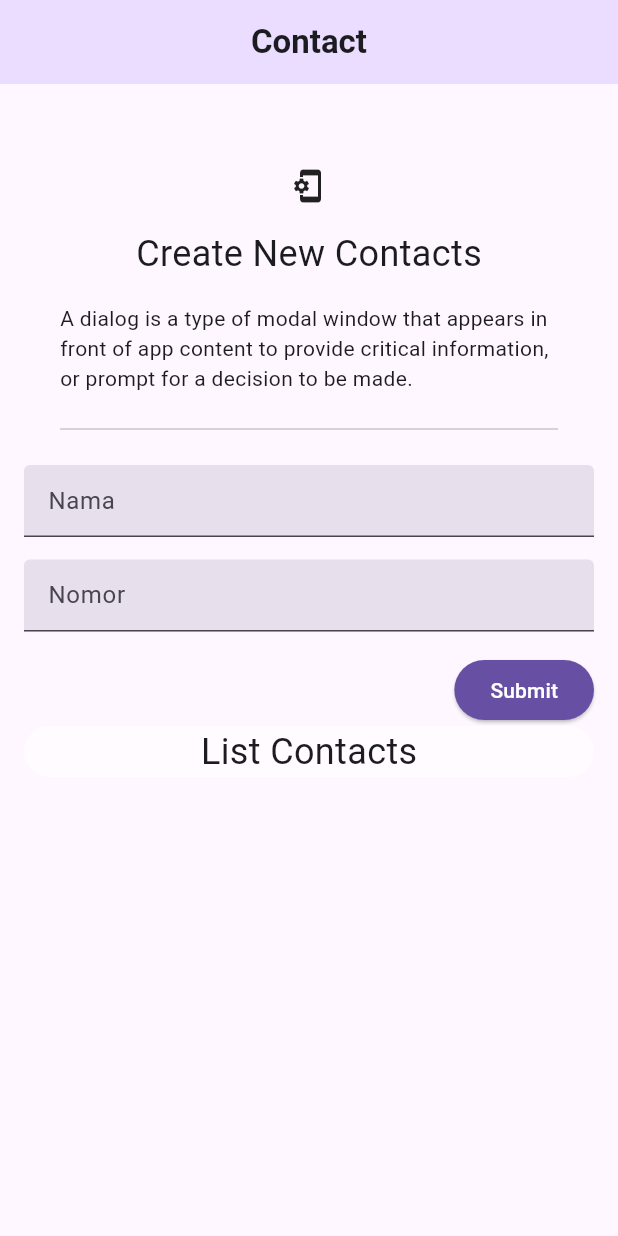
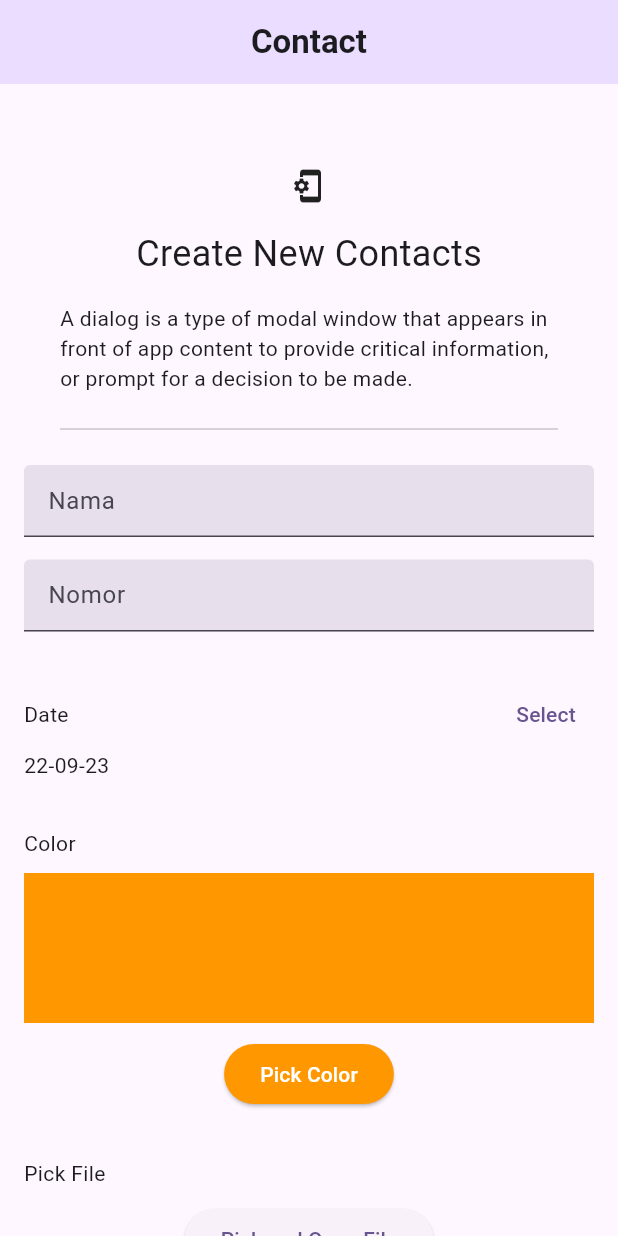
Before and after one commit to PuspitaKartika/flutter_puspita-kartika-sari, a Flutter app: the HomePage screen opened directly, on a phone screen of 412 x 824 dp. Run offline on Flutter 3.47's test engine with Material 2 defaults, Android fonts, the light colour scheme and no system bars; our stand-ins replace file_picker, flutter_colorpicker, google_fonts, open_file.

Commit message:
soal prioritas 2 dan soal eksplorasi materi advance form flutter

```diff
--- /dev/null
+++ b/minggu ke-5/3_Advance Form Flutter/praktikum/soal_prioritas1/lib/home/home_page.dart
@@ -0,0 +1,327 @@
+import 'package:file_picker/file_picker.dart';
+import 'package:flutter/material.dart';
+import 'package:flutter_colorpicker/flutter_colorpicker.dart';
+import 'package:intl/intl.dart';
+import 'package:open_file/open_file.dart';
+import '../models/contact_model.dart';
+import '../utils/custom_textfield.dart';
+import '../utils/theme.dart';
+import 'widget/contact_card.dart';
+import 'widget/header_home.dart';
+
+List<ContactModel> contactList = [];
+
+class HomePage extends StatefulWidget {
+  const HomePage({super.key});
+
+  @override
+  State<HomePage> createState() => _HomePageState();
+}
+
+class _HomePageState extends State<HomePage> {
+  final nameEdc = TextEditingController();
+  final noHpEdc = TextEditingController();
+  int indexContact = -1;
+  final _formKey = GlobalKey<FormState>();
+  DateTime dueDate = DateTime.now();
+  final currentDate = DateTime.now();
+  Color _currentColor = Colors.orange;
+  String filePath = "";
+
+  String? validateName(String? value) {
+    if (value == null || value.isEmpty) {
+      return 'Nama tidak boleh kosong';
+    }
+
+    final RegExp namePattern = RegExp(r"^[A-Z][a-zA-Z]*\s[A-Z][a-zA-Z]*$");
+
+    if (!namePattern.hasMatch(value)) {
+      return 'Invalid name format. tidak boleh ada karakter.';
+    }
+
+    return null;
+  }
+
+  String? validatePhoneNumber(String? value) {
+    if (value == null || value.isEmpty) {
+      return 'Nomor tidak boleh kosong';
+    }
+
+    if (!RegExp(r'^[0-9]+$').hasMatch(value)) {
+      return 'number must contain only digits';
+    }
+    if (value.length < 8 || value.length > 15) {
+      return 'number must be between 8 and 15 digits';
+    }
+    if (value[0] != '0') {
+      return 'number must start with the digit 0';
+    }
+
+    return null;
+  }
+
+  void addContact() {
+    contactList.add(ContactModel(
+        name: nameEdc.text,
+        no: noHpEdc.text,
+        tanggal: dueDate,
+        color: _currentColor,
+        file: filePath));
+    // ignore: avoid_print
+    print(
+        "Contact added: ${nameEdc.text}\n${noHpEdc.text}\n$dueDate\n$_currentColor\n$filePath");
+    resetField();
+    setState(() {});
+  }
+
+  void removeContact(int index) {
+    contactList.removeAt(index);
+    setState(() {});
+  }
+
+  void resetField() {
+    nameEdc.clear();
+    noHpEdc.clear();
+  }
+
+  void update(int index) {
+    setState(() {
+      contactList[index].name = nameEdc.text;
+      contactList[index].no = noHpEdc.text;
+      indexContact = index;
+    });
+  }
+
+  @override
+  void dispose() {
+    nameEdc.dispose();
+    noHpEdc.dispose();
+    super.dispose();
+  }
+
+  void _pickFile() async {
+    final result = await FilePicker.platform.pickFiles();
+    if (result == null) return;
+
+    final file = result.files.first;
+    setState(() {
+      filePath = file.name;
+    });
+    _openFile(file);
+  }
+
+  void _openFile(PlatformFile file) {
+    OpenFile.open(file.path);
+  }
+
+  // ignore: non_constant_identifier_names
+  Widget ColorWidget() {
+    return Padding(
+      padding: const EdgeInsets.all(16),
+      child: Column(crossAxisAlignment: CrossAxisAlignment.start, children: [
+        const Text("Color"),
+        const SizedBox(
+          height: 10,
+        ),
+        Container(
+          height: 100,
+          width: MediaQuery.of(context).size.width,
+          color: _currentColor,
+        ),
+        const SizedBox(
+          height: 10,
+        ),
+        Center(
+          child: ElevatedButton(
+              style: ButtonStyle(
+                backgroundColor: MaterialStateProperty.all(_currentColor),
+              ),
+              onPressed: () {
+                showDialog(
+                    context: context,
+                    builder: (context) {
+                      return AlertDialog(
+                        title: const Text(
+                          'Pick Your Color',
+                        ),
+                        content: BlockPicker(
+                            pickerColor: _currentColor,
+                            onColorChanged: (color) {
+                              setState(() {
+                                _currentColor = color;
+                              });
+                            }),
+                        actions: [
+                          TextButton(
+                              onPressed: () {
+                                Navigator.pop(context);
+                              },
+                              child: const Text("Save"))
+                        ],
+                      );
+                    });
+              },
+              child: const Text("Pick Color",
+                  style: TextStyle(color: Colors.white))),
+        )
+      ]),
+    );
+  }
+
+  // ignore: non_constant_identifier_names
+  Widget FileWidget() {
+    return Padding(
+      padding: const EdgeInsets.all(16),
+      child: Column(crossAxisAlignment: CrossAxisAlignment.start, children: [
+        const Text("Pick File"),
+        const SizedBox(
+          height: 10,
+        ),
+        Center(
+          child: ElevatedButton(
+              onPressed: () {
+                _pickFile();
+              },
+              child: const Text("Pick and Open File")),
+        )
+      ]),
+    );
+  }
+
+  @override
+  Widget build(BuildContext context) {
+    return Scaffold(
+      appBar: AppBar(
+        backgroundColor: lightPurple,
+        title: Text(
+          "Contact",
+          style: primaryTextStyle.copyWith(fontWeight: FontWeight.bold),
+        ),
+        centerTitle: true,
+      ),
+      body: SingleChildScrollView(
+        child: Column(
+          children: [
+            const HeaderHome(),
+            Form(
+              key: _formKey,
+              child: Column(
+                children: [
+                  CustomTextField(
+                    validator: validateName,
+                    controller: nameEdc,
+                    name: "Nama",
+                    hintText: "Insert Your Name",
+                  ),
+                  const SizedBox(
+                    height: 15,
+                  ),
+                  CustomTextField(
+                    validator: validatePhoneNumber,
+                    keyboardType: TextInputType.number,
+                    controller: noHpEdc,
+                    name: "Nomor",
+                    hintText: "+62 ....",
+                  ),
+                  const SizedBox(
+                    height: 15,
+                  )
+                ],
+              ),
+            ),
+            Padding(
+              padding: const EdgeInsets.all(16),
+              child: Column(
+                crossAxisAlignment: CrossAxisAlignment.start,
+                children: [
+                  Row(
+                    mainAxisAlignment: MainAxisAlignment.spaceBetween,
+                    children: [
+                      const Text("Date"),
+                      TextButton(
+                          onPressed: () async {
+                            final selectDate = await showDatePicker(
+                                context: context,
+                                initialDate: currentDate,
+                                firstDate: DateTime(1990),
+                                lastDate: DateTime(currentDate.year + 5));
+                            setState(() {
+                              if (selectDate != null) {
+                                dueDate = selectDate;
+                              }
+                            });
+                          },
+                          child: const Text("Select"))
+                    ],
+                  ),
+                  Text(DateFormat('dd-MM-yy').format(dueDate))
+                ],
+              ),
+            ),
+            ColorWidget(),
+            FileWidget(),
+            Row(
+              mainAxisAlignment: MainAxisAlignment.end,
+              children: [
+                ElevatedButton(
+                    style:
+                        ElevatedButton.styleFrom(backgroundColor: bottomColor),
+                    onPressed: () {
+                      if (indexContact == -1) {
+                        addContact();
+                      } else {
+                        update(indexContact);
+                        resetField();
+                      }
+                    },
+                    child: Text(
+                      "Submit",
+                      style: primaryTextStyle.copyWith(color: Colors.white),
+                    )),
+                const SizedBox(
+                  width: 16,
+                )
+              ],
+            ),
+            Container(
+                width: MediaQuery.of(context).size.width,
+                decoration: BoxDecoration(
+                    borderRadius: BorderRadius.circular(28),
+                    color: secondaryColor),
+                margin: const EdgeInsets.symmetric(horizontal: 16),
+                child: Column(
+                  crossAxisAlignment: CrossAxisAlignment.start,
+                  children: [
+                    Text(
+                      "List Contacts",
+                      style: primaryTextStyle.copyWith(fontSize: 24),
+                    ),
+                    ListView.builder(
+                      shrinkWrap: true,
+                      itemCount: contactList.length,
+                      itemBuilder: (context, index) => ContactCard(
+                        name: contactList[index].name,
+                        no: contactList[index].no,
+                        date: contactList[index].tanggal,
+                        color: contactList[index].color,
+                        path: contactList[index].file,
+                        onTapDelete: () {
+                          removeContact(index);
+                        },
+                        onTapEdit: () {
+                          setState(() {
+                            nameEdc.text = contactList[index].name;
+                            noHpEdc.text = contactList[index].no;
+                            update(index);
+                          });
+                        },
+                      ),
+                    )
+                  ],
+                ))
+          ],
+        ),
+      ),
+    );
+  }
+}
--- /dev/null
+++ b/minggu ke-5/3_Advance Form Flutter/praktikum/soal_prioritas1/lib/home/widget/header_home.dart
@@ -0,0 +1,37 @@
+import 'package:flutter/material.dart';
+
+import '../../utils/theme.dart';
+
+class HeaderHome extends StatelessWidget {
+  const HeaderHome({super.key});
+
+  @override
+  Widget build(BuildContext context) {
+    return Padding(
+      padding: const EdgeInsets.fromLTRB(40, 56, 40, 16),
+      child: Column(
+        children: [
+          const Icon(Icons.phonelink_setup),
+          const SizedBox(
+            height: 16,
+          ),
+          Text(
+            "Create New Contacts",
+            style: primaryTextStyle.copyWith(
+              fontSize: 24,
+            ),
+          ),
+          const SizedBox(
+            height: 16,
+          ),
+          const Text(
+              "A dialog is a type of modal window that appears in front of app content to provide critical information, or prompt for a decision to be made. "),
+          const SizedBox(
+            height: 16,
+          ),
+          const Divider()
+        ],
+      ),
+    );
+  }
+}
--- /dev/null
+++ b/minggu ke-5/3_Advance Form Flutter/praktikum/soal_prioritas1/lib/models/contact_model.dart
@@ -0,0 +1,16 @@
+import 'package:flutter/material.dart';
+
+class ContactModel {
+  String name;
+  String no;
+  DateTime tanggal;
+  Color color;
+  String file;
+
+  ContactModel(
+      {required this.name,
+      required this.no,
+      required this.tanggal,
+      required this.color,
+      required this.file});
+}
--- /dev/null
+++ b/minggu ke-5/3_Advance Form Flutter/praktikum/soal_prioritas1/lib/utils/custom_textfield.dart
@@ -0,0 +1,43 @@
+import 'package:flutter/material.dart';
+import 'package:soal_prioritas1/utils/theme.dart';
+
+class CustomTextField extends StatelessWidget {
+  final TextEditingController controller;
+  final String? hintText;
+  final String name;
+  final TextInputType? keyboardType;
+  final Function(String)? onCanged;
+  final String? Function(String?)? validator;
+  CustomTextField({
+    Key? key,
+    required this.controller,
+    this.hintText,
+    required this.name,
+    this.keyboardType,
+    this.onCanged,
+    this.validator,
+  }) : super(key: key);
+
+  @override
+  Widget build(BuildContext context) {
+    return Padding(
+      padding: const EdgeInsets.symmetric(horizontal: 16),
+      child: TextFormField(
+        validator: validator,
+        keyboardType: keyboardType,
+        controller: controller,
+        decoration: InputDecoration(
+            isDense: true,
+            filled: true,
+            fillColor: primaryColor,
+            label: Text(
+              name,
+            ),
+            labelStyle: secondTextStyle,
+            hintText: hintText,
+            hintStyle: secondTextStyle),
+        onChanged: onCanged,
+      ),
+    );
+  }
+}
--- /dev/null
+++ b/minggu ke-5/3_Advance Form Flutter/praktikum/soal_prioritas1/lib/utils/theme.dart
@@ -0,0 +1,21 @@
+import 'package:flutter/material.dart';
+import 'package:google_fonts/google_fonts.dart';
+
+Color primaryColor = Color(0xffE7E0EC);
+Color bottomColor = Color(0xff6750A4);
+Color textColor = Color(0xff1C1B1F);
+Color secondaryColor = Color(0xffFFFBFE);
+Color lightPurple = Color(0xffEADDFF);
+Color text3Color = Color(0xff21005D);
+Color text2Color = Color(0xff49454F);
+
+TextStyle primaryTextStyle = GoogleFonts.roboto(
+  color: textColor,
+);
+
+TextStyle secondTextStyle = GoogleFonts.roboto(
+  color: text2Color,
+);
+TextStyle thirdTextStyle = GoogleFonts.roboto(
+  color: text3Color,
+);
--- a/minggu ke-5/3_Advance Form Flutter/praktikum/soal_prioritas1/pubspec.yaml
+++ b/minggu ke-5/3_Advance Form Flutter/praktikum/soal_prioritas1/pubspec.yaml
@@ -39,6 +39,7 @@ dependencies:
   flutter_colorpicker: ^1.0.3
   file_picker: ^5.5.0
   open_file: ^3.3.2
+  google_fonts: ^6.1.0
 
 dev_dependencies:
   flutter_test:
```
Also changed, not shown: minggu ke-5/3_Advance Form Flutter/praktikum/soal_prioritas1/lib/calender_widget.dart (deleted, +0 -44 lines), minggu ke-5/3_Advance Form Flutter/praktikum/soal_prioritas1/lib/color_widget.dart (deleted, +0 -64 lines), minggu ke-5/3_Advance Form Flutter/praktikum/soal_prioritas1/lib/file_widget.dart (deleted, +0 -43 lines), minggu ke-5/3_Advance Form Flutter/praktikum/soal_prioritas1/lib/home/widget/contact_card.dart (added, +71 -0 lines), minggu ke-5/3_Advance Form Flutter/praktikum/soal_prioritas1/lib/main.dart (+2 -33 lines), minggu ke-5/3_Advance Form Flutter/praktikum/soal_prioritas1/pubspec.lock, 4 other files.
